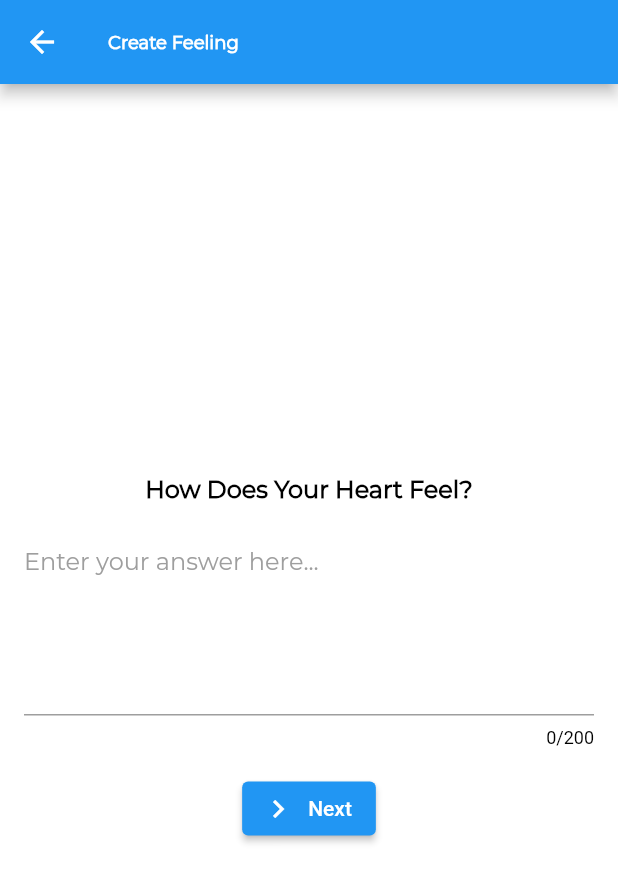
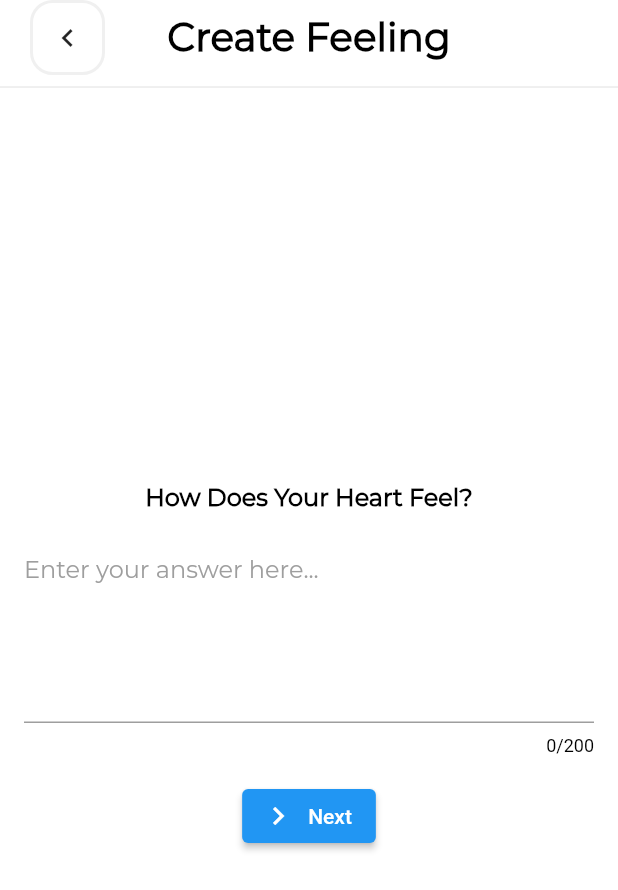
Before and after one commit to trey-a-hope/simon-says-hope, a Flutter app: the CreateFeelingScreen screen opened by its route, on a phone screen of 412 x 824 dp. Shown: the top 890 px of the screen. Run offline on Flutter 3.47's test engine with Material 2 defaults, Android fonts, the light colour scheme and no system bars; our stand-ins replace cloud_firestore, confetti, firebase_auth, firebase_core, firebase_crashlytics, firebase_messaging and 4 more; missing offline and left inert: new_version; accounts and stored records are empty; network calls fail; statements that could not run were skipped; project files that could hold a hidden picture were left out.

Commit message:
Applied basic page ui to create feeling page.

```diff
--- a/lib/ui/create_feeling/create_feeling_screen.dart
+++ b/lib/ui/create_feeling/create_feeling_screen.dart
@@ -6,11 +6,15 @@ import 'package:simon_says_hope/enums/feelings.dart';
 import 'package:simon_says_hope/model/feeling_model.dart';
 import 'package:simon_says_hope/repositories/feeling_repository.dart';
 import 'package:simon_says_hope/services/modal_service.dart';
+import 'package:simon_says_hope/ui/widgets/basic_page_widget.dart';
 
 part 'create_feeling_vm.dart';
 
 class CreateFeelingScreen extends StatelessWidget {
   CreateFeelingScreen({Key? key}) : super(key: key);
+
+  /// Key that holds the current state of the scaffold.
+  final GlobalKey<ScaffoldState> _scaffoldKey = GlobalKey<ScaffoldState>();
 
   /// Modal Service instance.
   final ModalService _modalService = Get.find();
@@ -34,10 +38,9 @@ class CreateFeelingScreen extends StatelessWidget {
             break;
         }
 
-        return Scaffold(
-          appBar: AppBar(
-            title: Text('Create Feeling'),
-          ),
+        return BasicPageWidget(
+          scaffoldKey: _scaffoldKey,
+          title: 'Create Feeling',
           floatingActionButton: model.feeling == Feelings.soul
               ? FloatingActionButton.extended(
                   onPressed: () async {
@@ -51,11 +54,18 @@ class CreateFeelingScreen extends StatelessWidget {
 
                     model.submit();
                   },
+                  backgroundColor: Colors.green,
                   label: Text('Done'),
                   icon: Icon(Icons.check),
                 )
               : null,
-          body: Column(
+          leftIconButton: IconButton(
+            icon: const Icon(Icons.chevron_left),
+            onPressed: () {
+              Get.back();
+            },
+          ),
+          child: Column(
             crossAxisAlignment: CrossAxisAlignment.center,
             mainAxisAlignment: MainAxisAlignment.center,
             children: [
```
